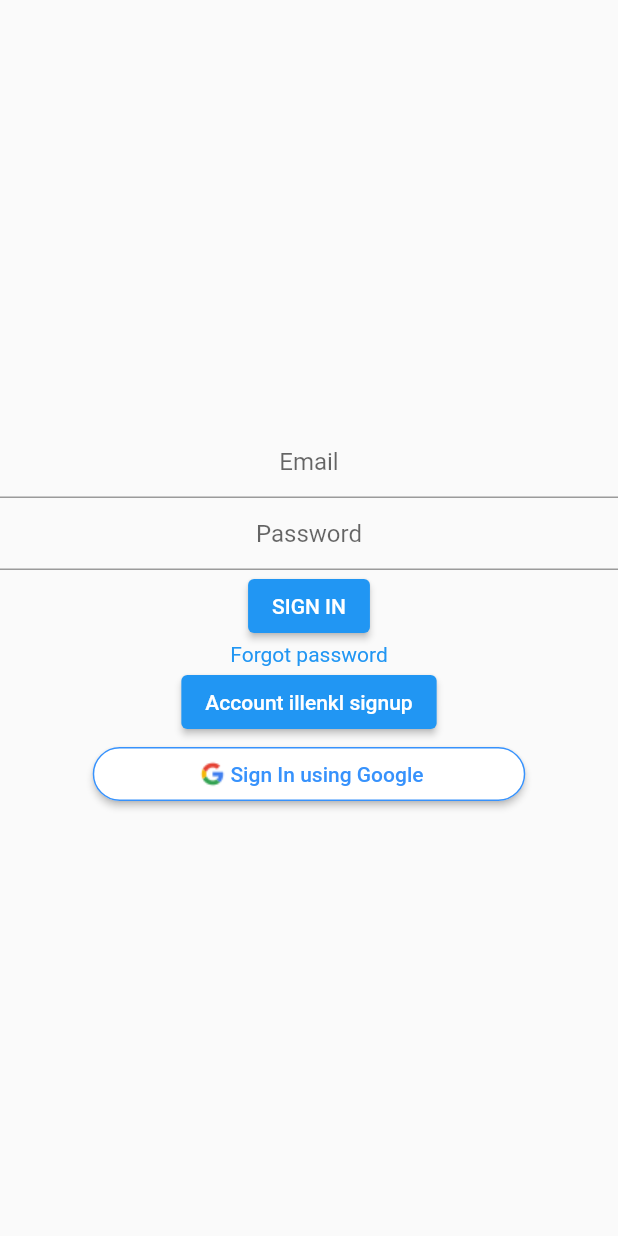
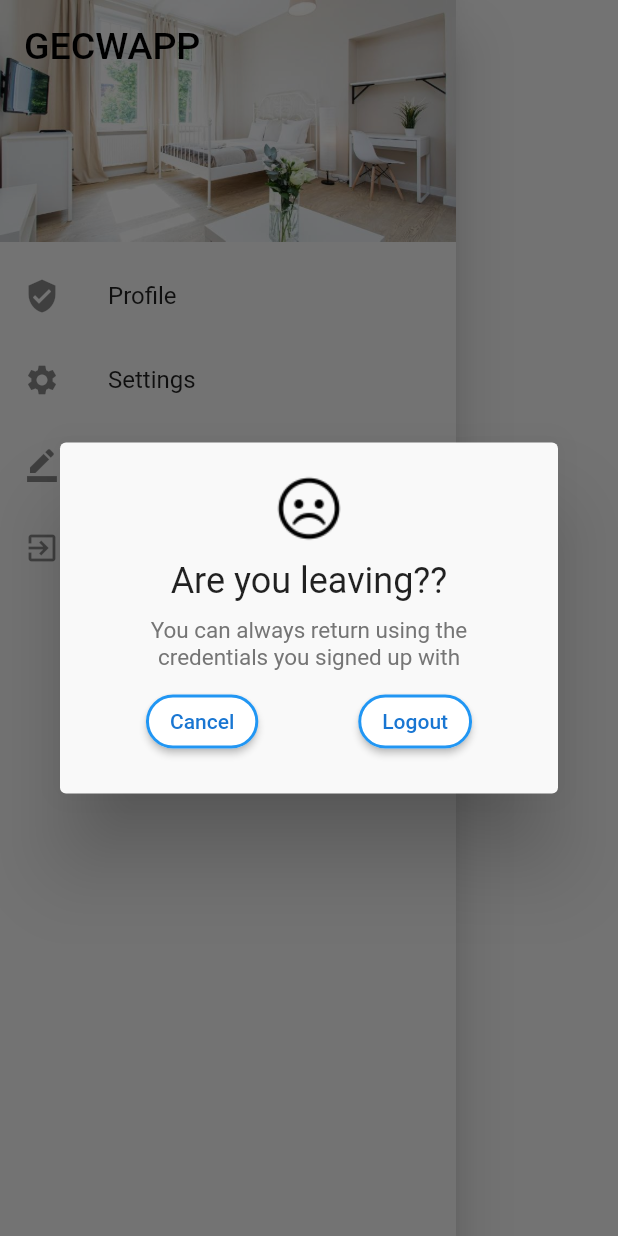
Before and after one commit to arunima-s/gecw-app, a Flutter app: the NavDrawer widget shown alone on an empty page, opened directly, after a tap on "Logout", on a phone screen of 412 x 824 dp. Run offline on Flutter 3.47's test engine with Material 2 defaults, Android fonts, the phone set to English and light mode, and no system bars; our stand-ins replace card_swiper, firebase_auth, firebase_core, firebase_database, firebase_messaging, firebase_storage and 6 more; missing offline and left inert: maps_launcher, web_scraper; accounts and stored records are empty.

Commit message:
Logout alert and logic.

```diff
--- /dev/null
+++ b/gecwapp/lib/customWidgets/alert_dialog.dart
@@ -0,0 +1,69 @@
+import 'package:firebase_auth/firebase_auth.dart';
+import 'package:flutter/material.dart';
+import 'package:gecwapp/Constants/strings.dart';
+import 'package:gecwapp/customWidgets/rounded_button.dart';
+import 'package:gecwapp/main.dart';
+import 'package:shared_preferences/shared_preferences.dart';
+
+class AlertScreen extends StatelessWidget {
+  // const AlertScreen({Key? key}) : super(key: key);
+  var isAdmin;
+  final String alertMessage, alertTitle, buttonTitle;
+  AlertScreen(this.alertMessage, this.alertTitle, this.buttonTitle);
+
+  @override
+  Widget build(BuildContext context) {
+    return AlertDialog(
+      backgroundColor: Color.fromARGB(255, 249, 249, 249),
+      content: Container(
+        decoration:
+            BoxDecoration(borderRadius: BorderRadius.all(Radius.circular(10))),
+        child: Column(
+          mainAxisSize: MainAxisSize.min,
+          mainAxisAlignment: MainAxisAlignment.center,
+          children: [
+            Image.asset('assets/images/sad48.png'),
+            SizedBox(
+              height: 10,
+            ),
+            Text(
+              alertTitle,
+              style: TextStyle(fontSize: 24),
+            ),
+            SizedBox(
+              height: 10,
+            ),
+            Text(
+              alertMessage,
+              textAlign: TextAlign.center,
+              style: TextStyle(fontSize: 15, color: Colors.grey[600]),
+            ),
+            //Button
+            Padding(
+              padding: EdgeInsets.only(top: 10),
+              child: Row(
+                mainAxisAlignment: MainAxisAlignment.spaceAround,
+                children: [
+                  RoundedButton(
+                    "Cancel",
+                    (() {
+                      Navigator.pop(context);
+                    }),
+                  ),
+                  RoundedButton(buttonTitle, () async {
+                    SharedPreferences prefs =
+                        await SharedPreferences.getInstance();
+                    prefs.setBool(SharedKeys.loginStatus, false);
+                    await FirebaseAuth.instance.signOut().whenComplete(() {
+                      RestartWidget.restartApp(context);
+                    });
+                  })
+                ],
+              ),
+            )
+          ],
+        ),
+      ),
+    );
+  }
+}
--- a/gecwapp/lib/customWidgets/navdrawer.dart
+++ b/gecwapp/lib/customWidgets/navdrawer.dart
@@ -1,6 +1,7 @@
 import 'package:firebase_auth/firebase_auth.dart';
 import 'package:flutter/material.dart';
 import 'package:gecwapp/Constants/strings.dart';
+import 'package:gecwapp/customWidgets/alert_dialog.dart';
 import 'package:gecwapp/main.dart';
 import 'package:shared_preferences/shared_preferences.dart';
 
@@ -47,12 +48,19 @@ class NavDrawer extends StatelessWidget {
             title: Text('Logout'),
             // onTap: () => {Navigator.of(context).pop()},
             onTap: () async {
-              SharedPreferences prefs = await SharedPreferences.getInstance();
-              prefs.setBool(SharedKeys.loginStatus, false);
-              await FirebaseAuth.instance.signOut().whenComplete(() {
-                RestartWidget.restartApp(context);
-              });
-              // Navigator.of(context).pop();
+              showDialog(
+                  context: context,
+                  builder: (BuildContext buildContext) {
+                    return AlertScreen(
+                        "You can always return using the credentials you signed up with",
+                        "Are you leaving??",
+                        "Logout");
+                  });
+              // SharedPreferences prefs = await SharedPreferences.getInstance();
+              // prefs.setBool(SharedKeys.loginStatus, false);
+              // await FirebaseAuth.instance.signOut().whenComplete(() {
+              //   RestartWidget.restartApp(context);
+              // });
             },
           ),
         ],
--- /dev/null
+++ b/gecwapp/lib/customWidgets/rounded_button.dart
@@ -0,0 +1,26 @@
+import 'package:flutter/material.dart';
+
+class RoundedButton extends StatelessWidget {
+  final String buttonTitle;
+  final VoidCallback buttonAction;
+  RoundedButton(this.buttonTitle, this.buttonAction);
+  // const RoundedButton({Key? key}) : super(key: key);
+
+  @override
+  Widget build(BuildContext context) {
+    return ElevatedButton(
+        style: ButtonStyle(
+            foregroundColor: MaterialStateProperty.all<Color>(Colors.red),
+            backgroundColor: MaterialStateProperty.all<Color>(Colors.white),
+            shape: MaterialStateProperty.all<RoundedRectangleBorder>(
+              RoundedRectangleBorder(
+                  borderRadius: BorderRadius.circular(18.0),
+                  side: BorderSide(width: 2, color: Colors.blue)),
+            )),
+        onPressed: buttonAction,
+        child: Text(
+          buttonTitle,
+          style: TextStyle(color: Colors.blue[700]),
+        ));
+  }
+}
```
Also changed, not shown: gecwapp/assets/images/sad48.png (added).
